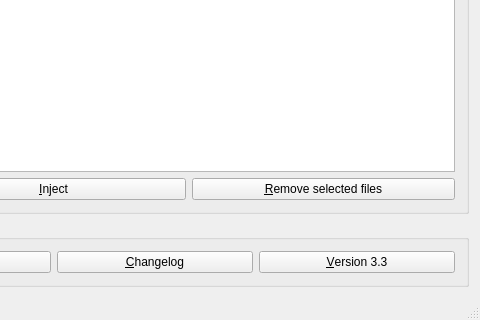
Qt form _gui_injector/GuiMain.ui (ibrahim-elsakka/_gui_injector) before a commit; both pictures show x 725 to 1205 and y 304 to 624 of the 1205 by 624 pixel window.
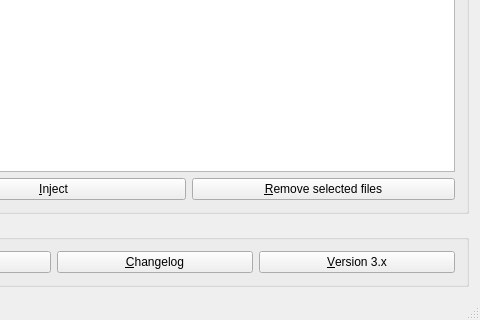
The same form after that commit. Icons and pictures are not drawn.

Diff of the .ui file:
```diff
--- a/_gui_injector/GuiMain.ui
+++ b/_gui_injector/GuiMain.ui
@@ -648,7 +648,7 @@
           <bool>true</bool>
          </property>
          <property name="text">
-          <string>&amp;Version 3.3</string>
+          <string>&amp;Version 3.x</string>
          </property>
         </widget>
        </item>
```
